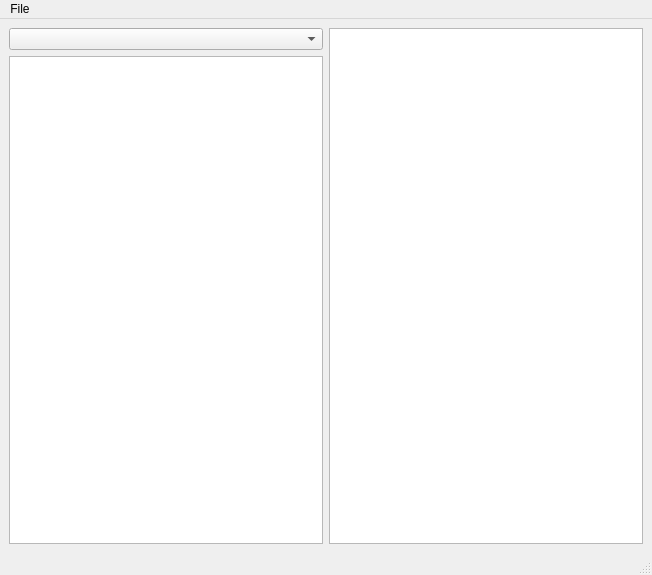
Qt form src/forms/mainwindow.ui (fverco/CompanyCovidQuery) before a commit.
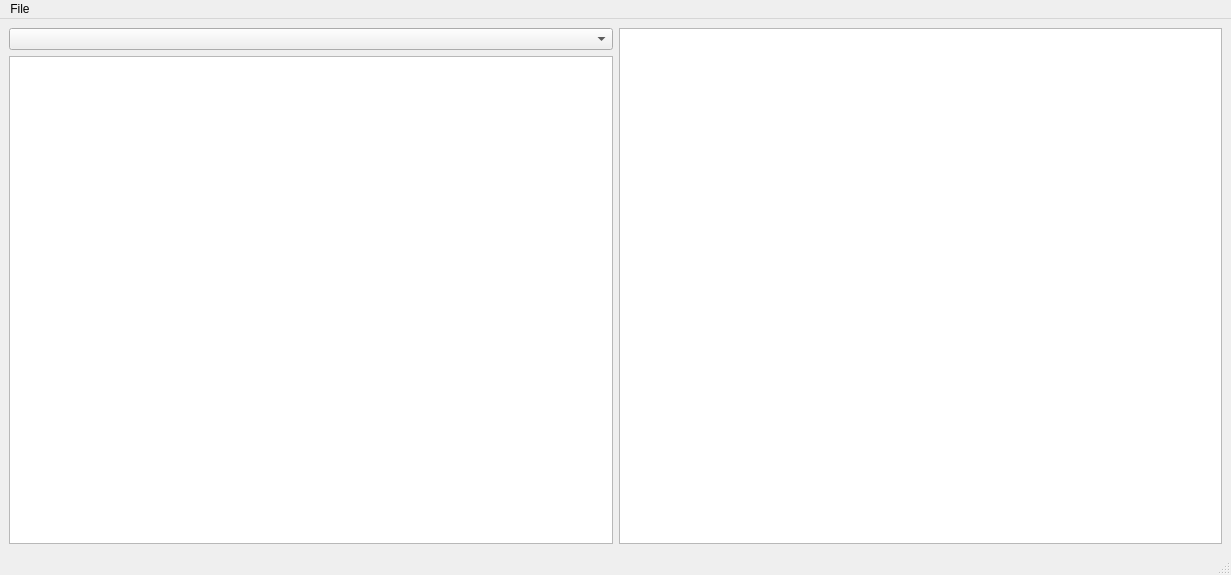
The same form after that commit. Custom widgets are drawn as their Qt base class.

Commit message: Change the starting size of the MainWindow

Diff of the .ui file:
```diff
--- a/src/forms/mainwindow.ui
+++ b/src/forms/mainwindow.ui
@@ -6,7 +6,7 @@
    <rect>
     <x>0</x>
     <y>0</y>
-    <width>652</width>
+    <width>1231</width>
     <height>575</height>
    </rect>
   </property>
@@ -61,8 +61,8 @@
     <rect>
      <x>0</x>
      <y>0</y>
-     <width>652</width>
-     <height>23</height>
+     <width>1231</width>
+     <height>22</height>
     </rect>
    </property>
    <widget class="QMenu" name="menuFile">
```
